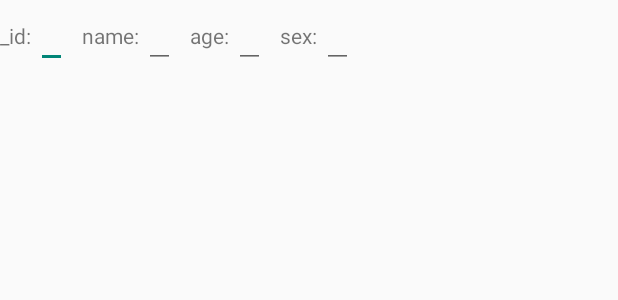
After one commit to Gyps0phila/FirstTest, an Android app: the layout sqlite_layout.xml on its own in the app's theme, with its tools: preview values and no code run, on a phone screen of 412 x 824 dp. The commit adds this screen. Shown: the top 300 px of the screen. Run offline under Robolectric (Android 15) with nearby library versions, the phone set to English and light mode, and no system bars.

Commit message:
operate db use sqlitedabase and show listview

```diff
--- a/src/main/AndroidManifest.xml
+++ b/src/main/AndroidManifest.xml
@@ -29,6 +29,7 @@
         <activity android:name="com.example.gypsophila.notification.NotificationAty"/>
         <activity android:name="com.example.gypsophila.contextmenu.ContextMenuAty"/>
         <activity android:name="com.example.gypsophila.sharedpreferences.SharedPreferencesAty"/>
+        <activity android:name="com.example.gypsophila.sqlitedatabase.SQLiteDataBaseAty"/>
     </application>
 
 </manifest>
--- /dev/null
+++ b/src/main/res/layout/sqlite_layout.xml
@@ -0,0 +1,47 @@
+<?xml version="1.0" encoding="utf-8"?>
+<LinearLayout xmlns:android="http://schemas.android.com/apk/res/android"
+    android:orientation="vertical" android:layout_width="match_parent"
+    android:layout_height="match_parent">
+
+    <LinearLayout
+        android:layout_width="match_parent"
+        android:layout_height="wrap_content">
+        <TextView
+            android:layout_width="wrap_content"
+            android:layout_height="wrap_content"
+            android:text="_id: "/>
+        <EditText
+            android:layout_width="wrap_content"
+            android:layout_height="wrap_content"
+            android:id="@+id/et_id"/>
+        <TextView
+            android:layout_marginLeft="10dp"
+            android:layout_width="wrap_content"
+            android:layout_height="wrap_content"
+            android:text="name: "/>
+        <EditText
+            android:layout_width="wrap_content"
+            android:layout_height="wrap_content"
+            android:id="@+id/et_name"/>
+        <TextView
+            android:layout_marginLeft="10dp"
+            android:layout_width="wrap_content"
+            android:layout_height="wrap_content"
+            android:text="age: "/>
+        <EditText
+            android:layout_width="wrap_content"
+            android:layout_height="wrap_content"
+            android:id="@+id/et_age"
+            />
+        <TextView
+            android:layout_marginLeft="10dp"
+            android:layout_width="wrap_content"
+            android:layout_height="wrap_content"
+            android:text="sex: "/>
+        <EditText
+            android:layout_width="wrap_content"
+            android:layout_height="wrap_content"
+            android:id="@+id/et_sex"/>
+
+    </LinearLayout>
+</LinearLayout>
--- a/src/main/res/menu/menu_submenu.xml
+++ b/src/main/res/menu/menu_submenu.xml
@@ -5,10 +5,10 @@
         android:title="文件">
         <menu>
             <item
-                android:title="新建"
+                android:title="sharedpreferences"
                 android:id="@+id/submenu_item1"/>
             <item
-                android:title="保存"
+                android:title="sqlitedatabase"
                 android:id="@+id/submenu_item2"/>
             <item
                 android:title="打开"
```
Also changed, not shown: src/main/java/com/example/gypsophila/dailytest/MainActivity.java (+16 -13 lines), src/main/java/com/example/gypsophila/sqlitedatabase/SQLiteDataBaseAty.java (added, +83 -0 lines), src/main/java/com/example/gypsophila/sqlitedatabase/UsertbBase.java (added, +50 -0 lines), src/main/res/layout/sqlite_listview.xml (added, +10 -0 lines).
